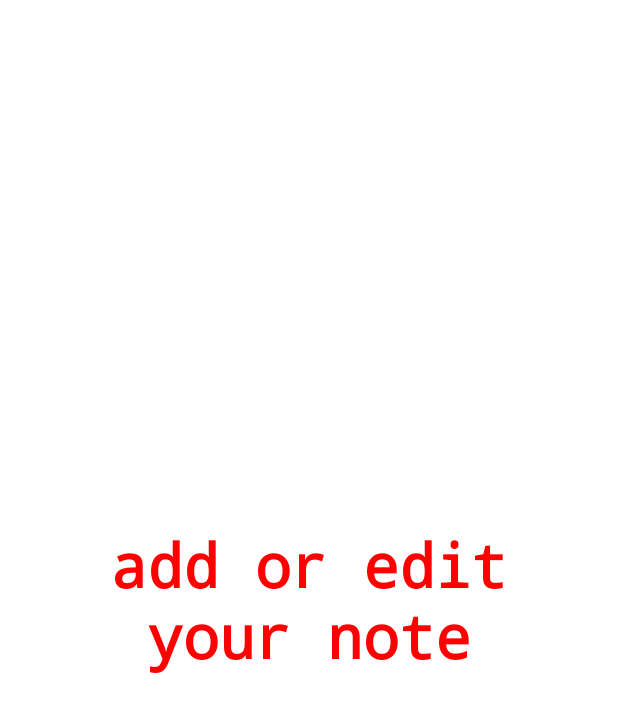
After one commit to andremw96/notesnotes-kmm, an Android app built with Jetpack Compose: the composable AddEditNoteScreen shown on its own in the app's theme, on a phone screen of 412 x 824 dp. The commit adds this screen. Shown: the top 712 px of the screen. Run offline under Robolectric (Android 15) with nearby library versions, the phone set to English and light mode, and no system bars.

Commit message:
add AddEditNoteScreen.kt

```diff
--- /dev/null
+++ b/androidApp/src/main/java/com/andremw96/notesnotes_kmm/android/ui/addeditnote/AddEditNoteScreen.kt
@@ -0,0 +1,34 @@
+package com.andremw96.notesnotes_kmm.android.ui.addeditnote
+
+import androidx.compose.foundation.layout.*
+import androidx.compose.material.Text
+import androidx.compose.runtime.Composable
+import androidx.compose.ui.Modifier
+import androidx.compose.ui.graphics.Color
+import androidx.compose.ui.text.font.FontFamily
+import androidx.compose.ui.text.font.FontWeight
+import androidx.compose.ui.text.style.TextAlign
+import androidx.compose.ui.unit.dp
+import androidx.compose.ui.unit.sp
+
+@Composable
+fun AddEditNoteScreen() {
+    Column(
+        modifier = Modifier
+            .fillMaxSize()
+            .padding(16.dp),
+        verticalArrangement = Arrangement.Center
+    ) {
+        Text(
+            text = "add or edit your note",
+            fontFamily = FontFamily.Monospace,
+            fontSize = 40.sp,
+            textAlign = TextAlign.Center,
+            fontWeight = FontWeight.Bold,
+            color = Color.Red,
+            modifier = Modifier
+                .fillMaxWidth()
+                .padding(bottom = 20.dp)
+        )
+    }
+}
--- a/androidApp/src/main/java/com/andremw96/notesnotes_kmm/android/ui/listnotes/ListNoteScreen.kt
+++ b/androidApp/src/main/java/com/andremw96/notesnotes_kmm/android/ui/listnotes/ListNoteScreen.kt
@@ -34,6 +34,7 @@ import java.util.*
 fun ListNoteScreen(
     viewModel: ListNoteViewModel,
     onNavigateLogin: () -> Unit,
+    onNavigateToAddEditScreen: () -> Unit,
 ) {
     val state = viewModel.listNoteState.observeAsState(initial = ListNoteState()).value
 
@@ -70,7 +71,9 @@ fun ListNoteScreen(
             )
         },
         floatingActionButton = {
-            FloatingActionButton(onClick = {}) {
+            FloatingActionButton(onClick = {
+                onNavigateToAddEditScreen()
+            }) {
                 Icon(Icons.Filled.Add,"")
             }
         }
--- a/androidApp/src/main/java/com/andremw96/notesnotes_kmm/android/ui/navigation/NavGraphConstant.kt
+++ b/androidApp/src/main/java/com/andremw96/notesnotes_kmm/android/ui/navigation/NavGraphConstant.kt
@@ -3,4 +3,5 @@ package com.andremw96.notesnotes_kmm.android.ui.navigation
 object NavGraphConstant {
     val login = "login"
     val note_list = "note_list"
+    val add_edit_note = "add_edit_note"
 }
```
Also changed, not shown: androidApp/src/main/java/com/andremw96/notesnotes_kmm/android/ui/navigation/NavHost.kt (+9 -2 lines).
